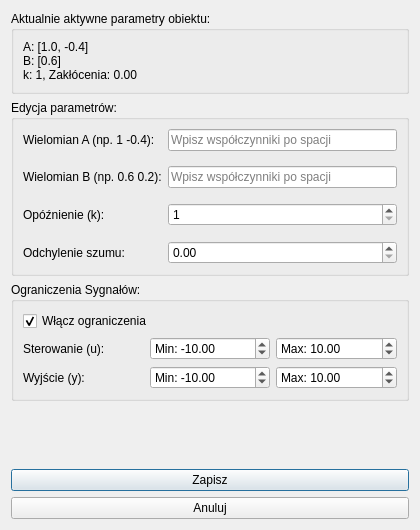
Above: W_PREZENTACJI/ParametryARX.ui from pawnag/UAR before the change. Below: the same form after it.
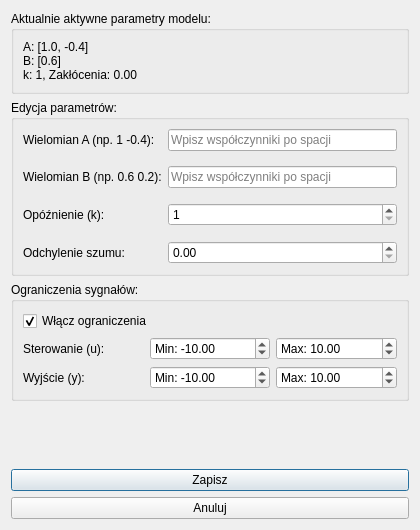
That is the form after the change.

Diff of the .ui file:
```diff
--- a/W_PREZENTACJI/ParametryARX.ui
+++ b/W_PREZENTACJI/ParametryARX.ui
@@ -17,7 +17,7 @@
    <item>
     <widget class="QGroupBox" name="groupCurrentValues">
      <property name="title">
-      <string>Aktualnie aktywne parametry obiektu:</string>
+      <string>Aktualnie aktywne parametry modelu:</string>
      </property>
      <layout class="QVBoxLayout" name="verticalLayout_Current">
       <item>
@@ -112,7 +112,7 @@
    <item>
     <widget class="QGroupBox" name="groupOgraniczenia">
      <property name="title">
-      <string>Ograniczenia Sygnałów:</string>
+      <string>Ograniczenia sygnałów:</string>
      </property>
      <layout class="QGridLayout" name="gridLayout">
       <item row="0" column="0" colspan="3">
```
